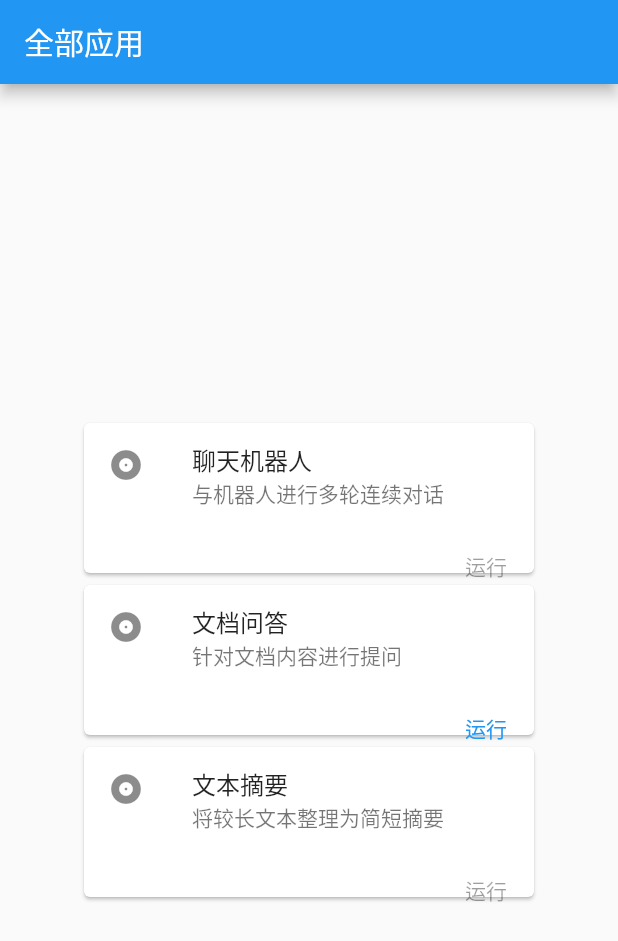
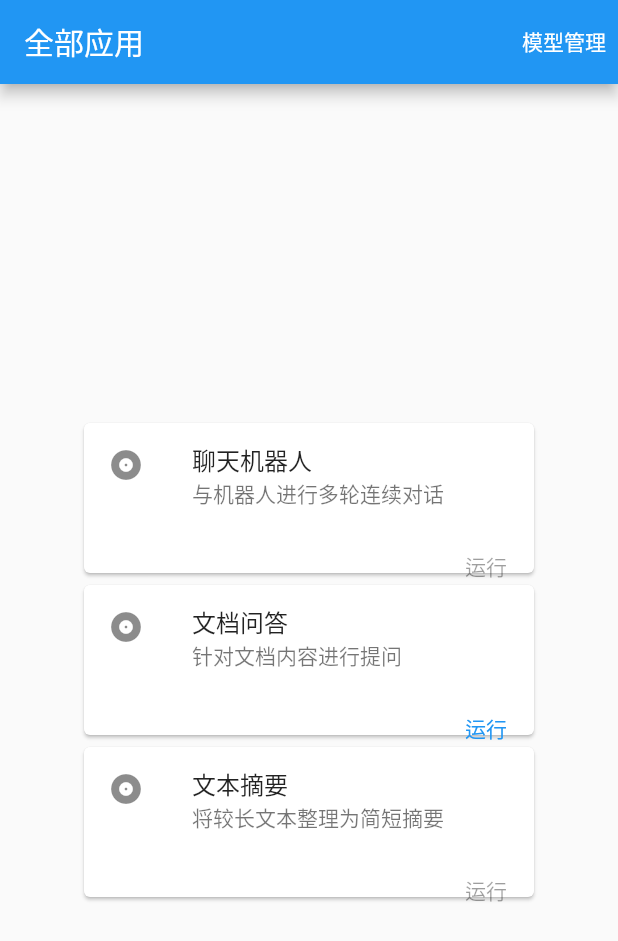
Before and after one commit to zqwang-cn/llm-apps, a Flutter app: the screen it shows after launch, on a phone screen of 412 x 824 dp. Shown: the top 941 px of the screen. Run offline on Flutter 3.47's test engine with Material 2 defaults, Android fonts, the light colour scheme and no system bars; our stand-ins replace file_picker.

Commit message:
update main gui

```diff
--- a/gui/lib/main.dart
+++ b/gui/lib/main.dart
@@ -1,6 +1,7 @@
 import 'package:flutter/material.dart';
 
 import 'doc_qa.dart';
+import 'models.dart';
 
 void main() {
   runApp(const MaterialApp(
@@ -17,6 +18,20 @@ class Home extends StatelessWidget {
     return Scaffold(
         appBar: AppBar(
           title: const Text('全部应用'),
+          actions: <Widget>[
+            TextButton(
+              onPressed: () {
+                Navigator.push(
+                  context,
+                  MaterialPageRoute(builder: (context) => const Models()),
+                );
+              },
+              style: TextButton.styleFrom(
+                foregroundColor: Theme.of(context).colorScheme.onPrimary,
+              ),
+              child: const Text('模型管理'),
+            )
+          ],
         ),
         body: Center(
           child: Wrap(
```
